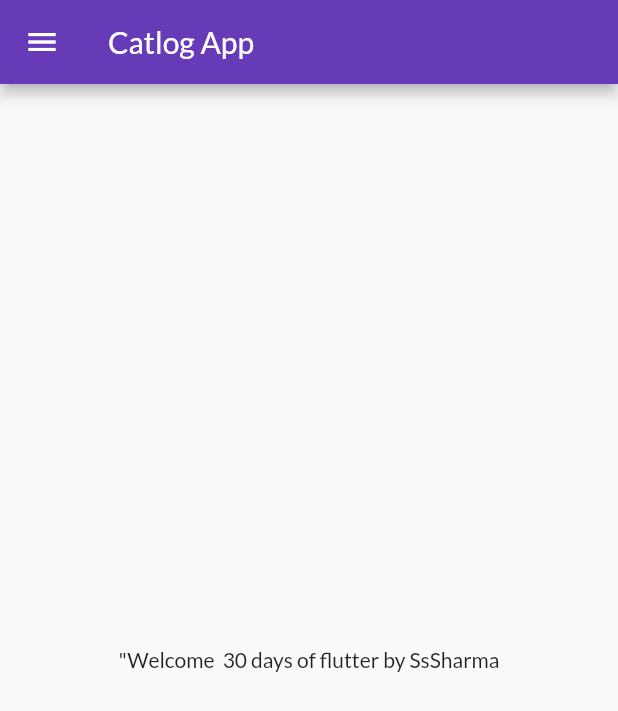
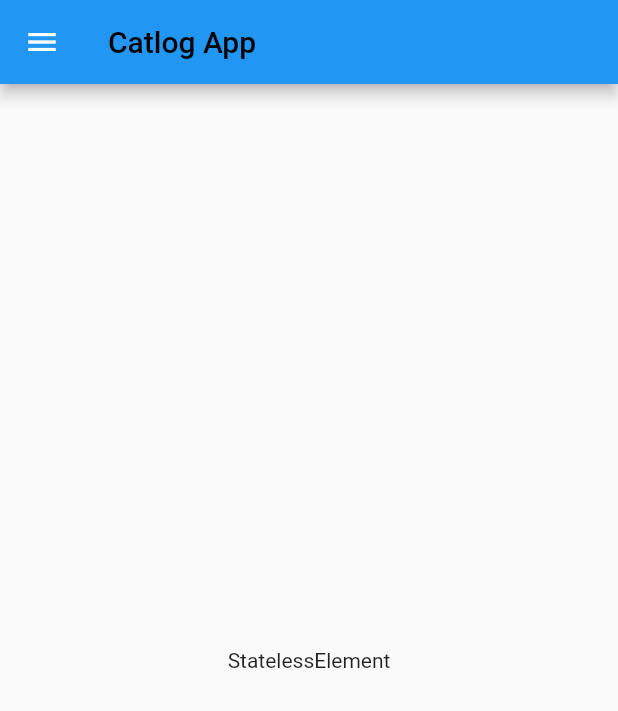
Before and after one commit to SsSharma1584/30daysofflutter, a Flutter app: the HomePage screen opened by its route, on a phone screen of 412 x 824 dp. Shown: the top 711 px of the screen. Run offline on Flutter 3.47's test engine with Material 2 defaults, Android fonts, the phone set to English and light mode, and no system bars; our stand-ins replace google_fonts.

Commit message:
Day 10 completed

```diff
--- a/lib/Pages/home_page.dart
+++ b/lib/Pages/home_page.dart
@@ -1,22 +1,27 @@
+// ignore_for_file: prefer_const_constructors, avoid_unnecessary_containers, unnecessary_import, use_key_in_widget_constructors
+
 import 'package:flutter/cupertino.dart';
 import 'package:flutter/material.dart';
 import 'package:flutter_catlog/widgets/drawer.dart';
 
-class HomePage extends StatelessWidget{
-  final int days=30;
-  final String name= 'SsSharma';
+class HomePage extends StatelessWidget {
+  final int days = 30;
+  final String name = 'SsSharma';
   @override
   Widget build(BuildContext context) {
     return Scaffold(
-      appBar: AppBar(title: Text('Catlog App'),
+      appBar: AppBar(
+        title: Text(
+          'Catlog App',
+          style: TextStyle(color: Colors.black),
+        ),
       ),
       body: Center(
         child: Container(
-          child: Text('"Welcome  $days days of flutter by $name'),
+          child: Text(context.runtimeType.toString()),
         ),
       ),
       drawer: MyDrawer(),
     );
   }
-
 }
--- a/lib/util/routes.dart
+++ b/lib/util/routes.dart
@@ -1,4 +1,4 @@
-class MyRoutes{
-  static String loginRoute="/login";
-  static String homeRoute="/home";
+class MyRoutes {
+  static String loginRoute = "/login";
+  static String homeRoute = "/home";
 }
--- a/lib/widgets/drawer.dart
+++ b/lib/widgets/drawer.dart
@@ -1,3 +1,5 @@
+// ignore_for_file: prefer_const_constructors, duplicate_ignore, prefer_const_declarations
+
 import 'package:flutter/material.dart';
 
 class MyDrawer extends StatelessWidget {
--- a/pubspec.yaml
+++ b/pubspec.yaml
@@ -63,6 +63,7 @@ flutter:
   # To add assets to your application, add an assets section, like this:
   assets:
     - assets/images/
+    - assets/files/
 
   # An image asset can refer to one or more resolution-specific "variants", see
   # https://flutter.dev/assets-and-images/#resolution-aware
```
Also changed, not shown: lib/Pages/login_page.dart (+17 -16 lines), lib/main.dart (+10 -16 lines).
